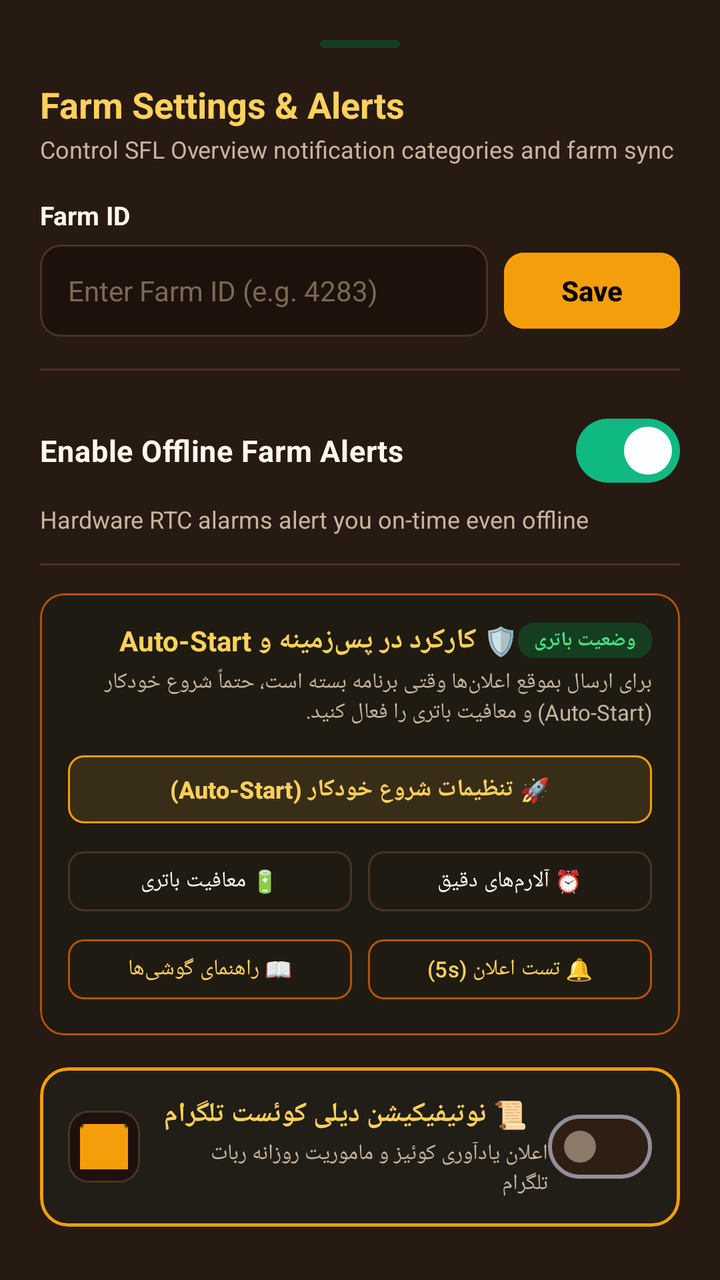
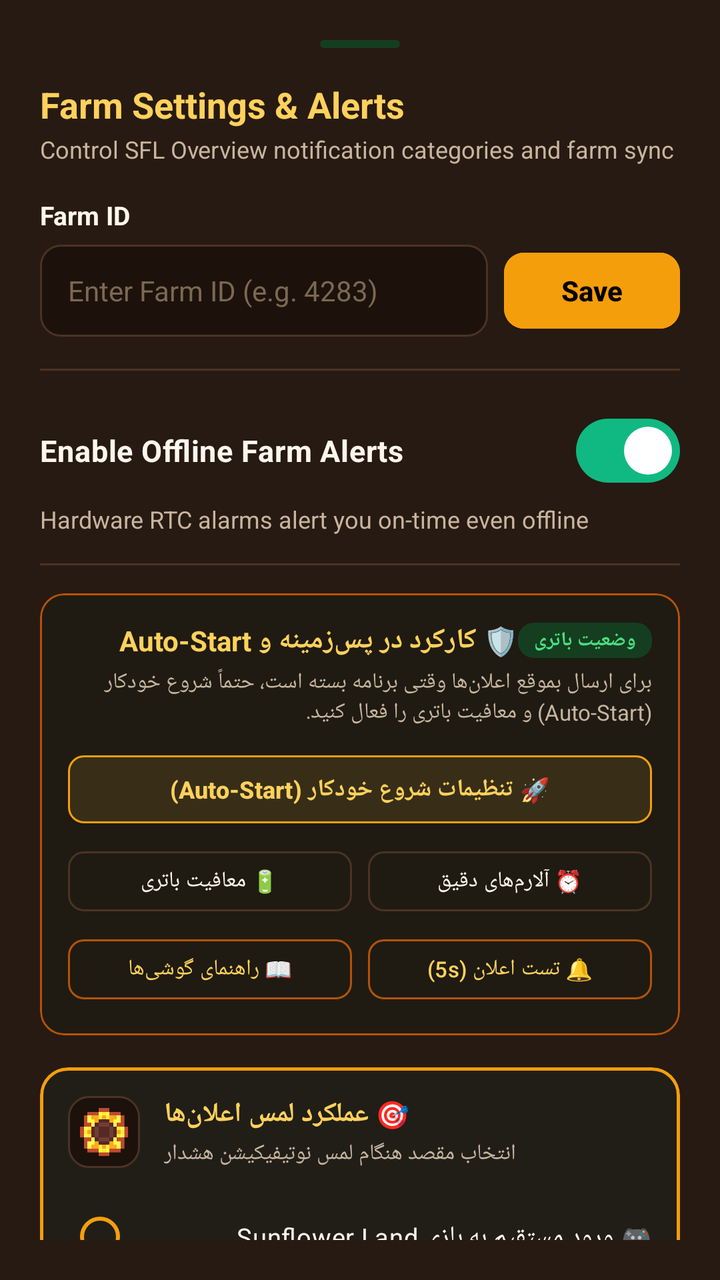

Before-and-after screenshots of an Android layout around one commit, followed by the original layout XML and the change that was made.
<!-- AndroidManifest.xml: application theme Theme.SFLNotifApp -->
<!-- res/layout/bottom_sheet_settings.xml -->
<?xml version="1.0" encoding="utf-8"?>
<androidx.core.widget.NestedScrollView xmlns:android="http://schemas.android.com/apk/res/android"
    xmlns:app="http://schemas.android.com/apk/res-auto"
    android:layout_width="match_parent"
    android:layout_height="wrap_content"
    android:background="@color/bg_card"
    android:padding="20dp">

    <LinearLayout
        android:layout_width="match_parent"
        android:layout_height="wrap_content"
        android:orientation="vertical">

        
        <View
            android:layout_width="40dp"
            android:layout_height="4dp"
            android:layout_gravity="center_horizontal"
            android:layout_marginBottom="16dp"
            android:background="@drawable/bg_badge_ready" />

        <TextView
            android:layout_width="wrap_content"
            android:layout_height="wrap_content"
            android:text="Farm Settings &amp; Alerts"
            android:textColor="@color/sunflower_yellow"
            android:textSize="18sp"
            android:textStyle="bold" />

        <TextView
            android:layout_width="wrap_content"
            android:layout_height="wrap_content"
            android:layout_marginTop="2dp"
            android:text="Control SFL Overview notification categories and farm sync"
            android:textColor="@color/text_secondary"
            android:textSize="12sp" />

        
        <TextView
            android:layout_width="wrap_content"
            android:layout_height="wrap_content"
            android:layout_marginTop="16dp"
            android:text="Farm ID"
            android:textColor="@color/text_primary"
            android:textSize="13sp"
            android:textStyle="bold" />

        <LinearLayout
            android:layout_width="match_parent"
            android:layout_height="wrap_content"
            android:layout_marginTop="6dp"
            android:gravity="center_vertical"
            android:orientation="horizontal">

            <EditText
                android:id="@+id/etFarmId"
                android:layout_width="0dp"
                android:layout_height="46dp"
                android:layout_weight="1"
                android:background="@drawable/bg_input"
                android:hint="Enter Farm ID (e.g. 4283)"
                android:inputType="number"
                android:paddingHorizontal="14dp"
                android:textColor="@color/text_primary"
                android:textColorHint="@color/text_muted"
                android:textSize="14sp" />

            <Space
                android:layout_width="8dp"
                android:layout_height="wrap_content" />

            <com.google.android.material.button.MaterialButton
                android:id="@+id/btnSaveFarmId"
                style="@style/Widget.Material3.Button.ElevatedButton"
                android:layout_width="wrap_content"
                android:layout_height="46dp"
                android:backgroundTint="@color/sunflower_gold"
                android:text="Save"
                android:textColor="#000000"
                android:textStyle="bold"
                app:cornerRadius="10dp" />
        </LinearLayout>

        <View
            android:layout_width="match_parent"
            android:layout_height="1dp"
            android:layout_marginVertical="16dp"
            android:background="@color/border_subtle" />

        
        <com.google.android.material.materialswitch.MaterialSwitch
            android:id="@+id/switchMasterNotifs"
            android:layout_width="match_parent"
            android:layout_height="wrap_content"
            android:checked="true"
            android:text="Enable Offline Farm Alerts"
            android:textColor="@color/text_primary"
            android:textSize="15sp"
            android:textStyle="bold"
            app:thumbTint="@color/switch_thumb_selector"
            app:trackTint="@color/switch_track_selector" />

        <TextView
            android:layout_width="wrap_content"
            android:layout_height="wrap_content"
            android:layout_marginTop="2dp"
            android:text="Hardware RTC alarms alert you on-time even offline"
            android:textColor="@color/text_secondary"
            android:textSize="12sp" />

        <View
            android:layout_width="match_parent"
            android:layout_height="1dp"
            android:layout_marginVertical="14dp"
            android:background="@color/border_subtle" />

        
        <com.google.android.material.card.MaterialCardView
            android:layout_width="match_parent"
            android:layout_height="wrap_content"
            android:layout_marginBottom="16dp"
            app:cardBackgroundColor="#1F1B12"
            app:cardCornerRadius="12dp"
            app:cardElevation="0dp"
            app:strokeColor="@color/sunflower_amber_dark"
            app:strokeWidth="1dp">

            <LinearLayout
                android:layout_width="match_parent"
                android:layout_height="wrap_content"
                android:orientation="vertical"
                android:padding="14dp">

                <LinearLayout
                    android:layout_width="match_parent"
                    android:layout_height="wrap_content"
                    android:gravity="center_vertical"
                    android:orientation="horizontal">

                    <TextView
                        android:layout_width="0dp"
                        android:layout_height="wrap_content"
                        android:layout_weight="1"
                        android:text="🛡️ کارکرد در پس‌زمینه و Auto-Start"
                        android:textColor="@color/sunflower_yellow"
                        android:textSize="14sp"
                        android:textStyle="bold" />

                    <TextView
                        android:id="@+id/tvBatteryStatusBadge"
                        android:layout_width="wrap_content"
                        android:layout_height="wrap_content"
                        android:background="@drawable/bg_badge_ready"
                        android:paddingHorizontal="8dp"
                        android:paddingVertical="2dp"
                        android:text="وضعیت باتری"
                        android:textColor="@color/badge_ready_text"
                        android:textSize="10sp"
                        android:textStyle="bold" />
                </LinearLayout>

                <TextView
                    android:layout_width="wrap_content"
                    android:layout_height="wrap_content"
                    android:layout_marginTop="4dp"
                    android:text="برای ارسال بموقع اعلان‌ها وقتی برنامه بسته است، حتماً شروع خودکار (Auto-Start) و معافیت باتری را فعال کنید."
                    android:textColor="@color/text_secondary"
                    android:textSize="11sp" />

                
                <com.google.android.material.button.MaterialButton
                    android:id="@+id/btnAutostartSettings"
                    style="@style/Widget.Material3.Button.ElevatedButton"
                    android:layout_width="match_parent"
                    android:layout_height="42dp"
                    android:layout_marginTop="10dp"
                    android:backgroundTint="#382E18"
                    android:padding="0dp"
                    android:text="🚀 تنظیمات شروع خودکار (Auto-Start)"
                    android:textColor="@color/sunflower_yellow"
                    android:textSize="12sp"
                    android:textStyle="bold"
                    app:cornerRadius="8dp"
                    app:strokeColor="@color/sunflower_gold"
                    app:strokeWidth="1dp" />

                <LinearLayout
                    android:layout_width="match_parent"
                    android:layout_height="wrap_content"
                    android:layout_marginTop="6dp"
                    android:orientation="horizontal">

                    <com.google.android.material.button.MaterialButton
                        android:id="@+id/btnBatteryOptimization"
                        style="@style/Widget.Material3.Button.OutlinedButton"
                        android:layout_width="0dp"
                        android:layout_height="38dp"
                        android:layout_marginEnd="4dp"
                        android:layout_weight="1"
                        android:padding="0dp"
                        android:text="🔋 معافیت باتری"
                        android:textColor="@color/text_primary"
                        android:textSize="11sp"
                        app:cornerRadius="8dp"
                        app:strokeColor="@color/border_subtle" />

                    <com.google.android.material.button.MaterialButton
                        android:id="@+id/btnExactAlarm"
                        style="@style/Widget.Material3.Button.OutlinedButton"
                        android:layout_width="0dp"
                        android:layout_height="38dp"
                        android:layout_marginStart="4dp"
                        android:layout_weight="1"
                        android:padding="0dp"
                        android:text="⏰ آلارم‌های دقیق"
                        android:textColor="@color/text_primary"
                        android:textSize="11sp"
                        app:cornerRadius="8dp"
                        app:strokeColor="@color/border_subtle" />
                </LinearLayout>

                <LinearLayout
                    android:layout_width="match_parent"
                    android:layout_height="wrap_content"
                    android:layout_marginTop="6dp"
                    android:orientation="horizontal">

                    <com.google.android.material.button.MaterialButton
                        android:id="@+id/btnBackgroundGuide"
                        style="@style/Widget.Material3.Button.OutlinedButton"
                        android:layout_width="0dp"
                        android:layout_height="38dp"
                        android:layout_marginEnd="4dp"
                        android:layout_weight="1"
                        android:padding="0dp"
                        android:text="📖 راهنمای گوشی‌ها"
                        android:textColor="@color/sunflower_yellow"
                        android:textSize="11sp"
                        app:cornerRadius="8dp"
                        app:strokeColor="@color/sunflower_amber_dark" />

                    <com.google.android.material.button.MaterialButton
                        android:id="@+id/btnTestNotification"
                        style="@style/Widget.Material3.Button.OutlinedButton"
                        android:layout_width="0dp"
                        android:layout_height="38dp"
                        android:layout_marginStart="4dp"
                        android:layout_weight="1"
                        android:padding="0dp"
                        android:text="🔔 تست اعلان (5s)"
                        android:textColor="@color/sunflower_yellow"
                        android:textSize="11sp"
                        app:cornerRadius="8dp"
                        app:strokeColor="@color/sunflower_amber_dark" />
                </LinearLayout>

            </LinearLayout>
        </com.google.android.material.card.MaterialCardView>

        
        <com.google.android.material.card.MaterialCardView
            android:layout_width="match_parent"
            android:layout_height="wrap_content"
            android:layout_marginBottom="16dp"
            app:cardBackgroundColor="#211E18"
            app:cardCornerRadius="14dp"
            app:cardElevation="0dp"
            app:strokeColor="@color/sunflower_gold"
            app:strokeWidth="1.5dp">

            <LinearLayout
                android:layout_width="match_parent"
                android:layout_height="wrap_content"
                android:gravity="center_vertical"
                android:orientation="horizontal"
                android:padding="14dp">

                <ImageView
                    android:layout_width="36dp"
                    android:layout_height="36dp"
                    android:background="@drawable/bg_input"
                    android:padding="6dp"
                    android:src="@drawable/ic_cat_chest"
                    app:tint="@color/sunflower_gold" />

                <LinearLayout
                    android:layout_width="0dp"
                    android:layout_height="wrap_content"
                    android:layout_marginStart="12dp"
                    android:layout_weight="1"
                    android:orientation="vertical">

                    <TextView
                        android:layout_width="wrap_content"
                        android:layout_height="wrap_content"
                        android:text="📜 نوتیفیکیشن دیلی کوئست تلگرام"
                        android:textColor="@color/sunflower_yellow"
                        android:textSize="13.5sp"
                        android:textStyle="bold" />

                    <TextView
                        android:layout_width="wrap_content"
                        android:layout_height="wrap_content"
                        android:layout_marginTop="3dp"
                        android:text="اعلان یادآوری کوئیز و ماموریت روزانه ربات تلگرام"
                        android:textColor="@color/text_secondary"
                        android:textSize="11sp" />
                </LinearLayout>

                <com.google.android.material.materialswitch.MaterialSwitch
                    android:id="@+id/switchQuestNotifs"
                    android:layout_width="wrap_content"
                    android:layout_height="wrap_content"
                    app:thumbTint="@color/switch_thumb_selector"
                    app:trackTint="@color/switch_track_selector" />
            </LinearLayout>
        </com.google.android.material.card.MaterialCardView>

        
        <LinearLayout
            android:layout_width="match_parent"
            android:layout_height="wrap_content"
            android:gravity="center_vertical"
            android:orientation="horizontal">

            <TextView
                android:layout_width="0dp"
                android:layout_height="wrap_content"
                android:layout_weight="1"
                android:text="SFL Overview Categories"
                android:textColor="@color/sunflower_yellow"
                android:textSize="14sp"
                android:textStyle="bold" />

            <TextView
                android:id="@+id/tvCategoriesCount"
                android:layout_width="wrap_content"
                android:layout_height="wrap_content"
                android:background="@drawable/bg_badge_ready"
                android:paddingHorizontal="8dp"
                android:paddingVertical="2dp"
                android:text="29/29 Active"
                android:textColor="@color/badge_ready_text"
                android:textSize="11sp"
                android:textStyle="bold" />
        </LinearLayout>

        <TextView
            android:layout_width="wrap_content"
            android:layout_height="wrap_content"
            android:layout_marginTop="2dp"
            android:text="Toggle exactly which activities send notifications"
            android:textColor="@color/text_secondary"
            android:textSize="12sp" />

        
        <LinearLayout
            android:layout_width="match_parent"
            android:layout_height="wrap_content"
            android:layout_marginTop="10dp"
            android:orientation="horizontal">

            <com.google.android.material.button.MaterialButton
                android:id="@+id/btnSelectAllCategories"
                style="@style/Widget.Material3.Button.OutlinedButton"
                android:layout_width="0dp"
                android:layout_height="38dp"
                android:layout_marginEnd="6dp"
                android:layout_weight="1"
                android:padding="0dp"
                android:text="✓ Select All"
                android:textColor="@color/sunflower_yellow"
                android:textSize="12sp"
                app:cornerRadius="8dp"
                app:strokeColor="@color/sunflower_amber_dark" />

            <com.google.android.material.button.MaterialButton
                android:id="@+id/btnDeselectAllCategories"
                style="@style/Widget.Material3.Button.OutlinedButton"
                android:layout_width="0dp"
                android:layout_height="38dp"
                android:layout_marginStart="6dp"
                android:layout_weight="1"
                android:padding="0dp"
                android:text="✗ Deselect All"
                android:textColor="@color/text_secondary"
                android:textSize="12sp"
                app:cornerRadius="8dp"
                app:strokeColor="@color/border_subtle" />
        </LinearLayout>

        
        <androidx.recyclerview.widget.RecyclerView
            android:id="@+id/rvCategories"
            android:layout_width="match_parent"
            android:layout_height="wrap_content"
            android:layout_marginTop="8dp"
            android:nestedScrollingEnabled="false" />

        
        <com.google.android.material.button.MaterialButton
            android:id="@+id/btnCloseSettings"
            style="@style/Widget.Material3.Button.ElevatedButton"
            android:layout_width="match_parent"
            android:layout_height="wrap_content"
            android:layout_marginTop="20dp"
            android:backgroundTint="@color/sunflower_gold"
            android:text="اعمال و بستن تنظیمات (Apply &amp; Done)"
            android:textColor="#000000"
            android:textStyle="bold"
            app:cornerRadius="10dp" />

    </LinearLayout>
</androidx.core.widget.NestedScrollView>
<!-- resources referenced by this layout -->
<resources>
  <color name="badge_ready_text">#4ADE80</color>
  <color name="bg_card">#271A12</color>
  <color name="border_subtle">#4A3325</color>
  <color name="sunflower_amber_dark">#B45309</color>
  <color name="sunflower_gold">#F59E0B</color>
  <color name="sunflower_yellow">#FFD15C</color>
  <color name="text_muted">#7C6853</color>
  <color name="text_primary">#FFF7ED</color>
  <color name="text_secondary">#C7B59F</color>
  <!-- drawable bg_badge_ready (drawable) -->
  <?xml version="1.0" encoding="utf-8"?>
  <shape xmlns:android="http://schemas.android.com/apk/res/android"
      android:shape="rectangle">
      <solid android:color="@color/badge_ready_bg" />
      <corners android:radius="8dp" />
  </shape>
  <!-- drawable bg_input (drawable) -->
  <?xml version="1.0" encoding="utf-8"?>
  <shape xmlns:android="http://schemas.android.com/apk/res/android"
      android:shape="rectangle">
      <solid android:color="@color/bg_input" />
      <stroke android:width="1dp" android:color="@color/border_subtle" />
      <corners android:radius="10dp" />
  </shape>
  <!-- drawable ic_cat_chest: png bitmap (drawable, 321 bytes) -->
  <style name="Theme.SFLNotifApp" parent="Theme.Material3.Dark.NoActionBar">
          <item name="android:statusBarColor">@color/bg_dark</item>
          <item name="android:navigationBarColor">@color/bg_dark</item>
          <item name="android:windowBackground">@color/bg_dark</item>
          <item name="colorPrimary">@color/sunflower_gold</item>
          <item name="colorSecondary">@color/sfl_green</item>
          <item name="colorSurface">@color/bg_card</item>
          <item name="colorOnSurface">@color/text_primary</item>
      </style>
  <color name="badge_ready_bg">#153E20</color>
  <color name="bg_input">#1C120B</color>
  <color name="bg_dark">#18120C</color>
  <color name="sfl_green">#10B981</color>
</resources>

<!-- the commit's change to res/layout/bottom_sheet_settings.xml (unified diff, before → after) -->
@@ -271,48 +271,72 @@
             <LinearLayout
                 android:layout_width="match_parent"
                 android:layout_height="wrap_content"
-                android:gravity="center_vertical"
-                android:orientation="horizontal"
+                android:orientation="vertical"
                 android:padding="14dp">
 
-                <ImageView
-                    android:layout_width="36dp"
-                    android:layout_height="36dp"
-                    android:background="@drawable/bg_input"
-                    android:padding="6dp"
-                    android:src="@drawable/ic_cat_chest"
-                    app:tint="@color/sunflower_gold" />
-
                 <LinearLayout
-                    android:layout_width="0dp"
-                    android:layout_height="wrap_content"
-                    android:layout_marginStart="12dp"
-                    android:layout_weight="1"
-                    android:orientation="vertical">
-
-                    <TextView
-                        android:layout_width="wrap_content"
+                    android:layout_width="match_parent"
+                    android:layout_height="wrap_content"
+                    android:gravity="center_vertical"
+                    android:orientation="horizontal">
+
+                    <ImageView
+                        android:layout_width="36dp"
+                        android:layout_height="36dp"
+                        android:background="@drawable/bg_input"
+                        android:padding="6dp"
+                        android:src="@drawable/ic_app_sunflower" />
+
+                    <LinearLayout
+                        android:layout_width="0dp"
                         android:layout_height="wrap_content"
-                        android:text="📜 نوتیفیکیشن دیلی کوئست تلگرام"
-                        android:textColor="@color/sunflower_yellow"
-                        android:textSize="13.5sp"
-                        android:textStyle="bold" />
-
-                    <TextView
-                        android:layout_width="wrap_content"
+                        android:layout_marginStart="12dp"
+                        android:layout_weight="1"
+                        android:orientation="vertical">
+
+                        <TextView
+                            android:layout_width="wrap_content"
+                            android:layout_height="wrap_content"
+                            android:text="🎯 عملکرد لمس اعلان‌ها"
+                            android:textColor="@color/sunflower_yellow"
+                            android:textSize="13.5sp"
+                            android:textStyle="bold" />
+
+                        <TextView
+                            android:layout_width="wrap_content"
+                            android:layout_height="wrap_content"
+                            android:layout_marginTop="3dp"
+                            android:text="انتخاب مقصد هنگام لمس نوتیفیکیشن هشدار"
+                            android:textColor="@color/text_secondary"
+                            android:textSize="11sp" />
+                    </LinearLayout>
+                </LinearLayout>
+
+                <RadioGroup
+                    android:id="@+id/rgNotificationAction"
+                    android:layout_width="match_parent"
+                    android:layout_height="wrap_content"
+                    android:layout_marginTop="10dp">
+
+                    <com.google.android.material.radiobutton.MaterialRadioButton
+                        android:id="@+id/rbActionOpenGame"
+                        android:layout_width="match_parent"
                         android:layout_height="wrap_content"
-                        android:layout_marginTop="3dp"
-                        android:text="اعلان یادآوری کوئیز و ماموریت روزانه ربات تلگرام"
-                        android:textColor="@color/text_secondary"
-                        android:textSize="11sp" />
-                </LinearLayout>
-
-                <com.google.android.material.materialswitch.MaterialSwitch
-                    android:id="@+id/switchQuestNotifs"
-                    android:layout_width="wrap_content"
-                    android:layout_height="wrap_content"
-                    app:thumbTint="@color/switch_thumb_selector"
-                    app:trackTint="@color/switch_track_selector" />
+                        android:text="🎮 ورود مستقیم به بازی Sunflower Land"
+                        android:textColor="@color/text_primary"
+                        android:textSize="12.5sp"
+                        app:buttonTint="@color/sunflower_gold" />
+
+                    <com.google.android.material.radiobutton.MaterialRadioButton
+                        android:id="@+id/rbActionOpenApp"
+                        android:layout_width="match_parent"
+                        android:layout_height="wrap_content"
+                        android:text="📱 ورود به خود اپلیکیشن (SFL Alerts)"
+                        android:textColor="@color/text_primary"
+                        android:textSize="12.5sp"
+                        app:buttonTint="@color/sunflower_gold" />
+                </RadioGroup>
+
             </LinearLayout>
         </com.google.android.material.card.MaterialCardView>
 
<!-- resource entries referenced after the edit -->
@@ -24,7 +24,7 @@
       <stroke android:width="1dp" android:color="@color/border_subtle" />
       <corners android:radius="10dp" />
   </shape>
-  <!-- drawable ic_cat_chest: png bitmap (drawable, 321 bytes) -->
+  <!-- drawable ic_app_sunflower: png bitmap (drawable, 2712 bytes) -->
   <style name="Theme.SFLNotifApp" parent="Theme.Material3.Dark.NoActionBar">
           <item name="android:statusBarColor">@color/bg_dark</item>
           <item name="android:navigationBarColor">@color/bg_dark</item>
